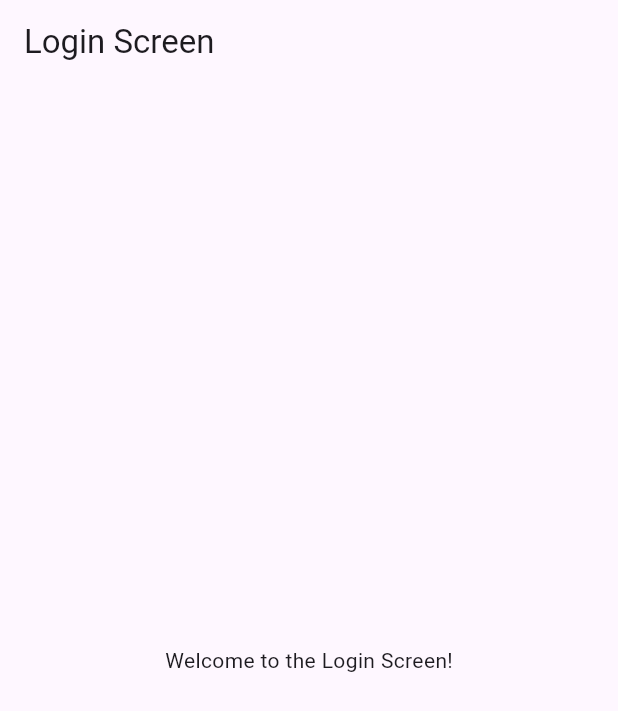
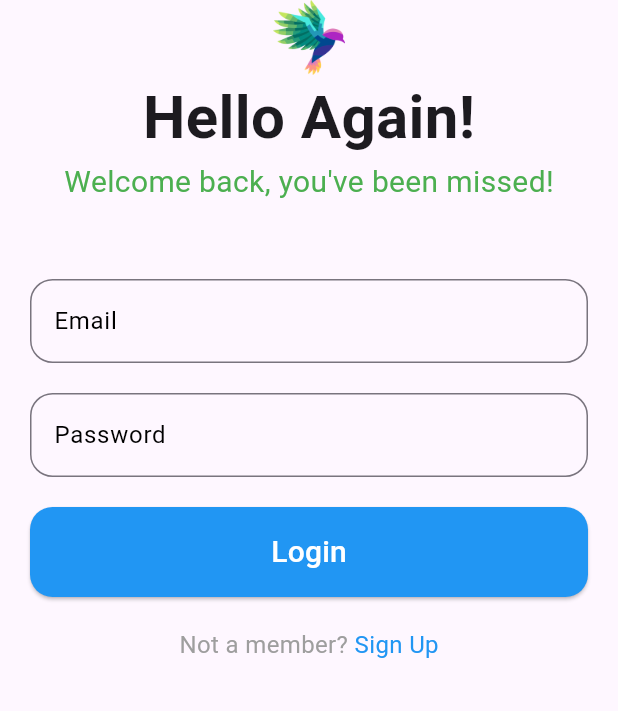
Before and after one commit to MFazla/basic_crud_app, a Flutter app: the screen it shows after launch, on a phone screen of 412 x 824 dp. Shown: the top 711 px of the screen. Run offline on Flutter 3.47's test engine with Material 3 defaults, Android fonts, the phone set to English and light mode, and no system bars; our stand-ins replace get.

Commit message:
login screen

```diff
--- a/lib/screens/login_screen/login_screen.dart
+++ b/lib/screens/login_screen/login_screen.dart
@@ -1,4 +1,5 @@
 import 'package:flutter/material.dart';
+import 'package:basic_crud_app/constants/image_constants.dart';
 
 class LoginScreen extends StatelessWidget {
   const LoginScreen({super.key});
@@ -6,12 +7,113 @@ class LoginScreen extends StatelessWidget {
   @override
   Widget build(BuildContext context) {
     return Scaffold(
-      appBar: AppBar(
-        title: Text('Login Screen'),
-      ),
-      body: Center(
-        child: Text('Welcome to the Login Screen!'),
-      ),
+      body: SafeArea(
+        child: Column(
+          children: [
+            Center(
+              child: Image.asset(
+                ImageConstants.logoPng,
+                height: 50,
+                width: 100,
+              ),
+            ),
+
+
+            const Text(
+              "Hello Again!",
+              style: TextStyle(
+                fontSize: 40,
+                fontWeight: FontWeight.bold,
+              ),
+            ),
+
+            const Text(
+              "Welcome back, you've been missed!",
+              style:TextStyle(
+                fontSize: 20,
+                color: Colors.green,
+              ),
+            ),
+
+            const SizedBox(height: 50),
+            Padding(padding: const EdgeInsets.symmetric(horizontal: 20.0),
+            child: TextField(
+              decoration: InputDecoration(
+                hintText: "Email",
+                // ignore: prefer_const_constructors
+                hintStyle: TextStyle(
+                  color: Colors.black,
+                ),
+                border: OutlineInputBorder(
+                  borderRadius: BorderRadius.circular(15),
+                ),
+              ),
+            ),
+            ),
+
+            const SizedBox(height:20),
+            Padding(padding: const EdgeInsets.symmetric(horizontal: 20.0),
+            child: TextField(
+              decoration: InputDecoration(
+                hintText: "Password",
+                // ignore: prefer_const_constructors
+                hintStyle: TextStyle(
+                  color: Colors.black,
+                ),
+
+                border: OutlineInputBorder(
+                  borderRadius: BorderRadius.circular(15),
+                )
+              ),
+            ),
+            ),
+
+
+            const SizedBox(height: 20),
+            Padding(padding: const EdgeInsets.symmetric(horizontal: 20.0),
+            child: SizedBox(
+              width: double.infinity,
+              height: 60,
+              child: ElevatedButton(
+                onPressed: () {},
+                style: ElevatedButton.styleFrom(
+                  shape: RoundedRectangleBorder(
+                    borderRadius: BorderRadius.circular(15),
+                  ),
+                  backgroundColor: Colors.blue,
+                ),
+                child: const Text("Login",
+                  style: TextStyle(fontSize: 20, color: Colors.white)),
+                ),
+            ),
+            ),
+
+
+
+          const SizedBox(height: 20),
+          const Row(
+            mainAxisAlignment: MainAxisAlignment.center,
+            children: [
+              Text(
+                "Not a member?",
+                style: TextStyle(
+                  fontSize: 16,
+                  color: Colors.grey,
+                ),
+              ),
+              Text(
+                " Sign Up",
+                style: TextStyle(
+                  fontSize: 16,
+                  color: Colors.blue,
+                ),
+              ),
+            ],
+          )
+
+          ],
+        ))
+
     );
   }
 }
```
